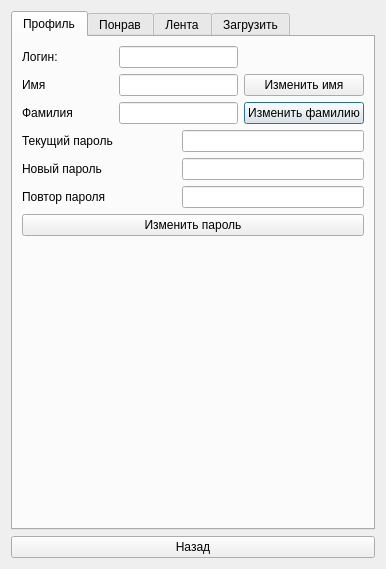
grigorenkokoko/memebox, file userprofilewin.ui: the form before one commit.
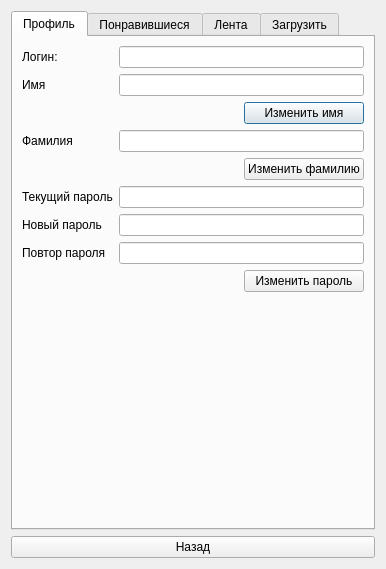
The form after the commit.

Commit message: Добавил понравившиеся, лента для загруженных, изменил внешний вид профиля

```diff
--- a/userprofilewin.ui
+++ b/userprofilewin.ui
@@ -24,13 +24,34 @@
        <string>Профиль</string>
       </attribute>
       <layout class="QGridLayout" name="gridLayout">
-       <item row="3" column="0">
+       <item row="5" column="0">
         <widget class="QLabel" name="label_4">
          <property name="text">
           <string>Текущий пароль</string>
          </property>
         </widget>
        </item>
+       <item row="3" column="0">
+        <widget class="QLabel" name="label_3">
+         <property name="text">
+          <string>Фамилия</string>
+         </property>
+        </widget>
+       </item>
+       <item row="0" column="1" colspan="3">
+        <widget class="QLineEdit" name="lineEdit_login">
+         <property name="readOnly">
+          <bool>true</bool>
+         </property>
+        </widget>
+       </item>
+       <item row="1" column="0">
+        <widget class="QLabel" name="label_2">
+         <property name="text">
+          <string>Имя</string>
+         </property>
+        </widget>
+       </item>
        <item row="0" column="0">
         <widget class="QLabel" name="label">
          <property name="text">
@@ -39,82 +60,16 @@
         </widget>
        </item>
        <item row="2" column="3">
-        <widget class="QPushButton" name="pushButton_newSurname">
-         <property name="text">
-          <string>Изменить фамилию</string>
-         </property>
-        </widget>
-       </item>
-       <item row="5" column="0">
-        <widget class="QLabel" name="label_6">
-         <property name="text">
-          <string>Повтор пароля</string>
-         </property>
-        </widget>
-       </item>
-       <item row="1" column="0">
-        <widget class="QLabel" name="label_2">
-         <property name="text">
-          <string>Имя</string>
-         </property>
-        </widget>
-       </item>
-       <item row="1" column="3">
         <widget class="QPushButton" name="pushButton_newName">
          <property name="text">
           <string>Изменить имя</string>
          </property>
         </widget>
        </item>
-       <item row="4" column="2" colspan="2">
-        <widget class="QLineEdit" name="lineEdit_newPass">
-         <property name="echoMode">
-          <enum>QLineEdit::Password</enum>
-         </property>
-        </widget>
-       </item>
-       <item row="3" column="2" colspan="2">
-        <widget class="QLineEdit" name="lineEdit_nowPass">
-         <property name="echoMode">
-          <enum>QLineEdit::Password</enum>
-         </property>
-        </widget>
-       </item>
-       <item row="6" column="0" colspan="4">
-        <widget class="QPushButton" name="pushButton_newPass">
-         <property name="text">
-          <string>Изменить пароль</string>
-         </property>
-        </widget>
-       </item>
-       <item row="2" column="1" colspan="2">
-        <widget class="QLineEdit" name="lineEdit_surname"/>
-       </item>
-       <item row="1" column="1" colspan="2">
+       <item row="1" column="1" colspan="3">
         <widget class="QLineEdit" name="lineEdit_name"/>
        </item>
-       <item row="4" column="0">
-        <widget class="QLabel" name="label_5">
-         <property name="text">
-          <string>Новый пароль</string>
-         </property>
-        </widget>
-       </item>
-       <item row="0" column="1" colspan="2">
-        <widget class="QLineEdit" name="lineEdit_login">
-         <property name="readOnly">
-          <bool>true</bool>
-         </property>
-        </widget>
-       </item>
-       <item row="5" column="2" colspan="2">
-        <widget class="QLineEdit" name="lineEdit_newPassAgain">
-         <property name="echoMode">
-          <enum>QLineEdit::Password</enum>
-         </property>
-        </widget>
-       </item>
-       <item row="7" column="0">
+       <item row="9" column="0">
         <spacer name="verticalSpacer">
          <property name="orientation">
           <enum>Qt::Vertical</enum>
@@ -127,10 +82,55 @@
          </property>
         </spacer>
        </item>
-       <item row="2" column="0">
-        <widget class="QLabel" name="label_3">
+       <item row="7" column="0">
+        <widget class="QLabel" name="label_6">
          <property name="text">
-          <string>Фамилия</string>
+          <string>Повтор пароля</string>
+         </property>
+        </widget>
+       </item>
+       <item row="6" column="0">
+        <widget class="QLabel" name="label_5">
+         <property name="text">
+          <string>Новый пароль</string>
+         </property>
+        </widget>
+       </item>
+       <item row="4" column="3">
+        <widget class="QPushButton" name="pushButton_newSurname">
+         <property name="text">
+          <string>Изменить фамилию</string>
+         </property>
+        </widget>
+       </item>
+       <item row="3" column="1" colspan="3">
+        <widget class="QLineEdit" name="lineEdit_surname"/>
+       </item>
+       <item row="7" column="1" colspan="3">
+        <widget class="QLineEdit" name="lineEdit_newPassAgain">
+         <property name="echoMode">
+          <enum>QLineEdit::Password</enum>
+         </property>
+        </widget>
+       </item>
+       <item row="6" column="1" colspan="3">
+        <widget class="QLineEdit" name="lineEdit_newPass">
+         <property name="echoMode">
+          <enum>QLineEdit::Password</enum>
+         </property>
+        </widget>
+       </item>
+       <item row="5" column="1" colspan="3">
+        <widget class="QLineEdit" name="lineEdit_nowPass">
+         <property name="echoMode">
+          <enum>QLineEdit::Password</enum>
+         </property>
+        </widget>
+       </item>
+       <item row="8" column="3">
+        <widget class="QPushButton" name="pushButton_newPass">
+         <property name="text">
+          <string>Изменить пароль</string>
          </property>
         </widget>
        </item>
@@ -138,7 +138,7 @@
      </widget>
      <widget class="QWidget" name="tab_2">
       <attribute name="title">
-       <string>Понрав</string>
+       <string>Понравившиеся</string>
       </attribute>
       <layout class="QVBoxLayout" name="verticalLayout_2">
        <item>
```
Left out of the diff: 12 changed lines with no effect on the pictures. The commit also changes 9 other files.
